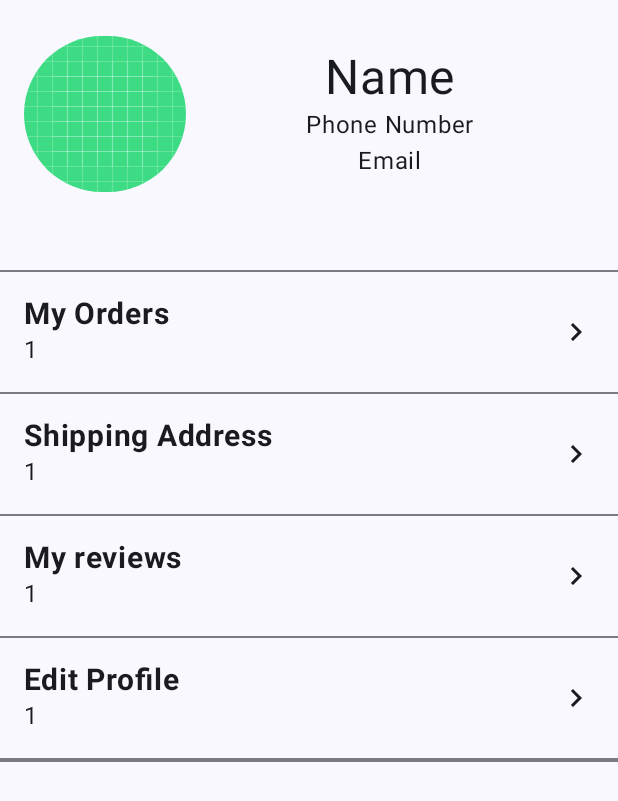
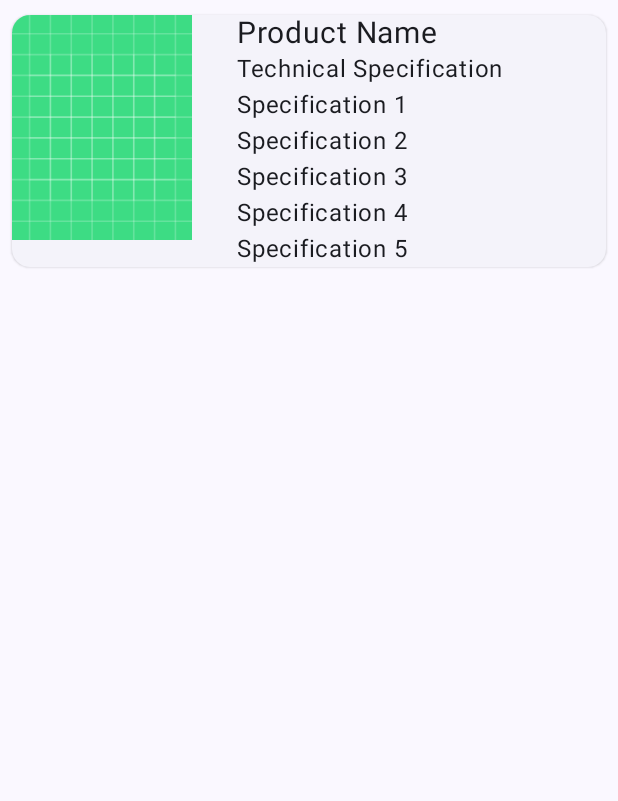
Before and after one commit to Naveenpal725/Demo1, an Android app built with Jetpack Compose: the screen it shows after launch (MainActivity), on a phone screen of 412 x 824 dp. Shown: the top 801 px of the screen. Run offline under Robolectric (Android 15) with nearby library versions, the phone set to English and light mode, and no system bars.

Commit message:
Added new image for product and add some features

```diff
--- a/app/src/main/java/com/design/demo1/MainActivity.kt
+++ b/app/src/main/java/com/design/demo1/MainActivity.kt
@@ -1,5 +1,6 @@
 package com.design.demo1
 
+import android.health.connect.datatypes.units.Length
 import android.os.Bundle
 import androidx.activity.ComponentActivity
 import androidx.activity.compose.setContent
@@ -28,6 +29,7 @@ import androidx.compose.material.icons.filled.Search
 import androidx.compose.material.icons.filled.ShoppingCart
 import androidx.compose.material3.Button
 import androidx.compose.material3.Divider
+import androidx.compose.material3.ElevatedCard
 import androidx.compose.material3.ExperimentalMaterial3Api
 import androidx.compose.material3.Icon
 import androidx.compose.material3.MaterialTheme
@@ -38,6 +40,8 @@ import androidx.compose.ui.Alignment
 import androidx.compose.ui.Modifier
 import androidx.compose.ui.draw.clip
 import androidx.compose.ui.graphics.Color
+import androidx.compose.ui.graphics.Outline
+import androidx.compose.ui.graphics.RectangleShape
 import androidx.compose.ui.layout.ContentScale
 import androidx.compose.ui.res.painterResource
 import androidx.compose.ui.text.font.FontWeight
@@ -66,85 +70,120 @@ class MainActivity : ComponentActivity() {
 @OptIn(ExperimentalMaterial3Api::class)
 @Composable
 fun Profile() {
-    // Write Your Code Here
+    // Write Your Code Here }
+
     Column(
-        modifier = Modifier.fillMaxSize()
+
+        modifier = Modifier//.fillMaxSize()
+
     )
     {
-        Spacer(modifier = Modifier.height(16.dp))
-        Row(
+        Spacer(modifier = Modifier.height(2.dp))
+
+        ElevatedCard(
             modifier = Modifier
                 .fillMaxWidth()
-                .height(120.dp)
-                .padding(vertical = 8.dp, horizontal = 16.dp)
+                .padding(vertical = 8.dp, horizontal = 8.dp)
         ) {
+
+
+            Row {
                 Image(
-                modifier = Modifier.size(108.dp).clip(CircleShape),
+                    modifier = Modifier.size(height = 150.dp, width =120.dp ),
                     painter = painterResource(id = R.drawable.ic_launcher_background),
                     contentScale = ContentScale.Crop,
                     contentDescription = null
                 )
-            Column(
-                modifier = Modifier.fillMaxSize(),
-                verticalArrangement = Arrangement.Center,
-                horizontalAlignment = Alignment.CenterHorizontally,
-            ) {
+                Spacer(modifier = Modifier.width(30.dp))
+                Column {
                     Text(
-                    text = "Name",
-                    fontSize = 32.sp,
+                        text = "Product Name",
+                        fontSize = 20.sp,
                         )
                     Text(
-                    text = "Phone Number"
+                        text = "Technical Specification"
+                    )
 
+                    Text(
+                        text = "Specification 1"
                     )
                     Text(
-                    text = "Email"
-
+                        text =  "Specification 2"
+                    )
+                    Text(
+                        text =  "Specification 3"
+                    )
+                    Text(
+                        text =  "Specification 4"
+                    )
+                    Text(
+                        text =  "Specification 5"
                     )
 
                 }
 
 
 
+            }
 
-        }
-        Spacer(modifier = Modifier.height(44.dp))
-        Divider()
-        LazyColumn {
-            item { Options(heading = "My Orders", subHeading = "1") }
-            item { Options(heading = "Shipping Address", subHeading = "1") }
-            item { Options(heading = "My reviews", subHeading = "1") }
-            item { Options(heading = "Edit Profile", subHeading = "1") }
-            item { Divider() }
-        }
+
         }
 
     }
+//    Column(
+//
+//        modifier = Modifier//.fillMaxSize()
+//
+//    )
+//    {
+//        Spacer(modifier = Modifier.height(4.dp))
+//
+//        ElevatedCard(
+//            modifier = Modifier
+//                .fillMaxWidth()
+//                .padding(vertical = 8.dp, horizontal = 8.dp)
+//        ) {
+//
+//
+//            Row {
+//                Image(
+//                    modifier = Modifier.size(60.dp),
+//                    painter = painterResource(id = R.drawable.ic_launcher_background),
+//                    contentScale = ContentScale.Crop,
+//                    contentDescription = null
+//                )
+//                Spacer(modifier = Modifier.width(30.dp))
+//                Column {
+//                    Text(
+//                        text = "Product Name",
+//                        fontSize = 20.sp,
+//                    )
+//                    Text(
+//                        text = "Features of Product"
+//                    )
+//
+//                    Text(
+//                        text = "Features of Product"
+//                    )
+//                    Text(
+//                        text = "Features of Product"
+//                    )
+//                    Text(
+//                        text = "Features of Product"
+//                    )
+//
+//                }
+//
+//
+//
+//            }
+//
+//
+//        }
+//
+//    }
+}
 
-@Composable
-fun Options(
-    heading: String,
-    subHeading: String
-) {
-//    Divider()
-    Row(
-        modifier = Modifier
-            .fillMaxWidth()
-            .padding(16.dp),
-        horizontalArrangement = Arrangement.SpaceBetween,
-        verticalAlignment = Alignment.CenterVertically
-    ) {
-        Column {
-            Text(
-                text = heading, fontSize = 20.sp,
-                fontWeight = FontWeight.Bold
-            )
-            Text(text = subHeading)
-        }
-        Icon(imageVector = Icons.Default.KeyboardArrowRight, contentDescription = null)
-    }
-    Divider()
-}
 
 @Preview(showBackground = true)
 @Composable
```
Lines whose indentation alone changed are shown as unchanged.
